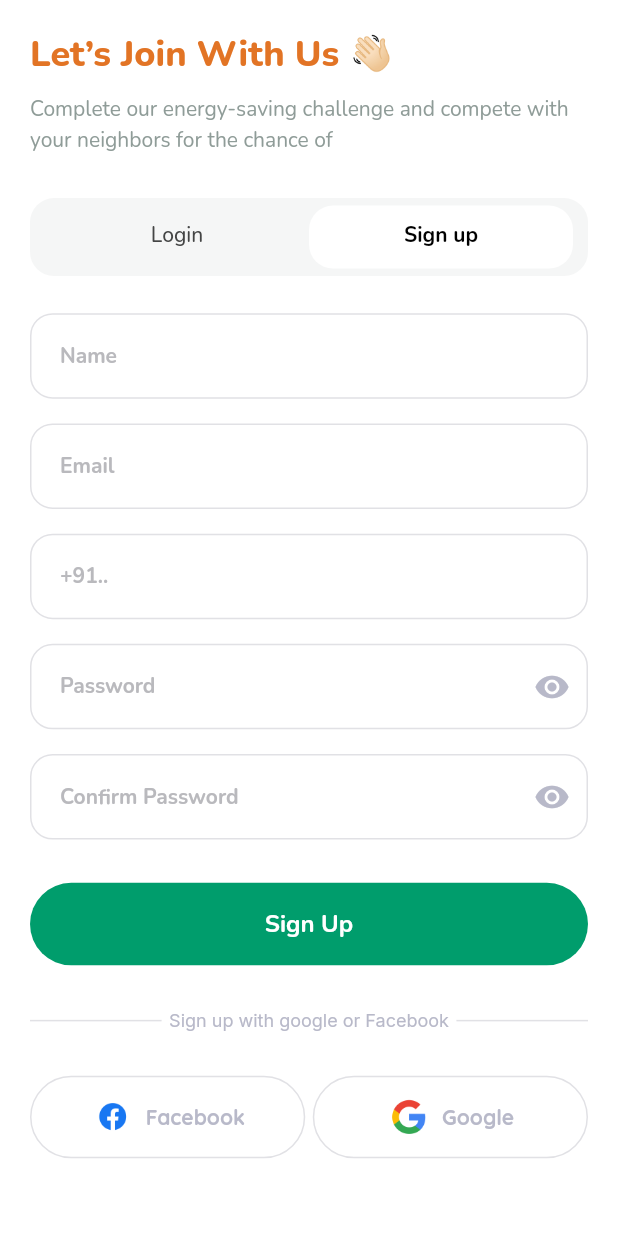
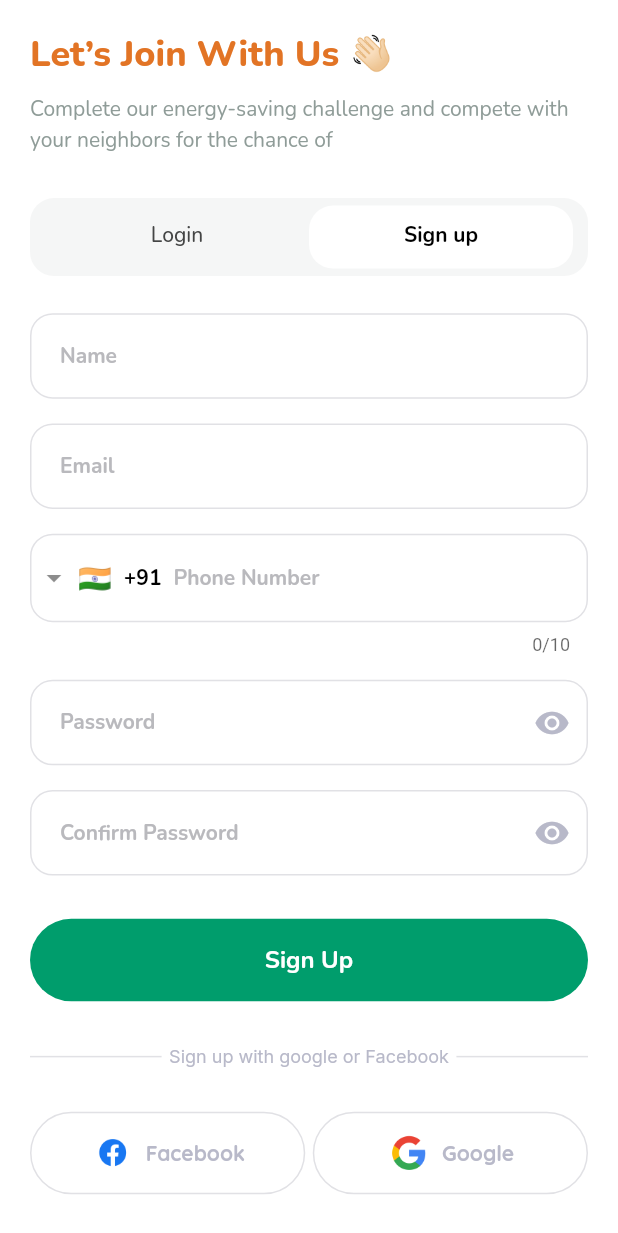
Before and after one commit to genabdulrehman/coinbid, a Flutter app: the screen it shows after launch, after a tap on "Sign up", on a phone screen of 412 x 824 dp. Shown: the top 1233 px of the screen. Run offline on Flutter 3.47's test engine with Material 2 defaults, Android fonts, the phone set to English and light mode, and no system bars; drawn by our look-alikes of intl_phone_field; our stand-ins replace carousel_slider, cloud_firestore, email_validator, firebase_auth, firebase_core, firebase_storage and 9 more; missing offline and left inert: twilio_phone_verify; accounts and stored records are empty; network calls fail.

Commit message:
new updated 24 august

```diff
--- a/lib/Controllers/user_controller.dart
+++ b/lib/Controllers/user_controller.dart
@@ -72,6 +72,7 @@ class UserController extends GetxController {
               "name": userModel.name,
               "email": userModel.email,
               "password": userModel.password,
+              "contact" : userModel.phoneNo,
               "verified": true
             },
             context)
--- a/lib/Models/subscription_model.dart
+++ b/lib/Models/subscription_model.dart
@@ -28,7 +28,7 @@ class Packages {
   String? sId;
   String? title;
   int? price;
-  String? expireDate;
+  int? expireDate;
   int? banners;
   int? coins;
   bool? isRecommended;
@@ -51,7 +51,7 @@ class Packages {
   Packages.fromJson(Map<String, dynamic> json) {
     sId = json['_id'];
     title = json['title'];
-    price = json['price'];
+    price = json['price'] ?? 200;
     coins = json['coins'];
     isRecommended = json['recommended'];
     expireDate = json['expire_date'];
--- a/lib/screens/signup/signup_page.dart
+++ b/lib/screens/signup/signup_page.dart
@@ -1,21 +1,14 @@
 import 'package:coinbid/Models/UserModel.dart';
 import 'package:coinbid/constant/colors.dart';
 import 'package:coinbid/constant/constant.dart';
-import 'package:coinbid/screens/signup/login_screen.dart';
-import 'package:coinbid/screens/signup/otp_verification.dart';
-import 'package:coinbid/screens/signup/otp_verification_code.dart';
 import 'package:email_validator/email_validator.dart';
 import 'package:flutter/material.dart';
-import 'package:get/get.dart';
 import 'package:google_fonts/google_fonts.dart';
-import 'package:twilio_phone_verify/twilio_phone_verify.dart';
-
-import '../../Controllers/page_controller.dart';
+import 'package:intl_phone_field/intl_phone_field.dart';
 import '../../widgets/customButton.dart';
 import '../../widgets/custom_button_icon.dart';
 import '../../widgets/custom_textfield.dart';
-import '../../widgets/error_dialogue.dart';
-import 'login_page.dart';
+
 
 class SignUpPage extends StatefulWidget {
   const SignUpPage({Key? key}) : super(key: key);
@@ -30,12 +23,9 @@ class _SignUpPageState extends State<SignUpPage> {
   final TextEditingController _confirmPasswordTextEditController = TextEditingController();
   final TextEditingController _phoneNumberTextEditController = TextEditingController();
   final TextEditingController _passwordTextEditController = TextEditingController();
+  bool active = false;
+  String phoneNo = '';
 
-   final TwilioPhoneVerify _twilioPhoneVerify = TwilioPhoneVerify(
-  accountSid: 'AC51ff97ecacf05e992f25df3699aa34be', // replace with Account SID
-  authToken: 'e0f7d481f847c74b6dc5a8a43073ad0f',  // replace with Auth Token
-  serviceSid: 'VA1b8f6a2f3b89045812d191de8638b55c' // replace with Service SID
-  );
 
   @override
   void initState() {
@@ -108,22 +98,75 @@ class _SignUpPageState extends State<SignUpPage> {
                       },
                       hintText: "Email"),
                   SizedBox(height: h*0.020,),
-                  CustomTextField(
-                    textInputType: TextInputType.phone,
-                      controller: _phoneNumberTextEditController,
-                      label: 'Mobile No',
-                      validator: (value) {
-                        String pattern = r'(^(?:[+0]9)?[0-9]{10,12}$)';
-                        RegExp regExp = RegExp(pattern);
-                        if (value.length == 0) {
-                          return 'Please enter mobile number';
-                        }
-                        else if (!regExp.hasMatch(value)) {
-                          return 'Please enter valid mobile number';
-                        }
-                        return null;
-                      },
-                      hintText: "+91.."),
+                  IntlPhoneField(
+                    style: GoogleFonts.nunito(
+                        fontSize: 14,
+                        fontWeight: FontWeight.w700,
+                        color: Colors.black
+                    ),
+                    dropdownTextStyle: GoogleFonts.nunito(
+                        fontSize: 14,
+                        fontWeight: FontWeight.w700,
+                        color: Colors.black
+                    ),
+                    onTap: (){
+                      setState(() {
+                        active = true;
+                      });
+                    },
+                    decoration: InputDecoration(
+                     // labelText: 'Phone Number',
+                      label: active == true ? Text('Phone Number' , style: GoogleFonts.nunito(
+                        fontSize: 12,
+                        fontWeight: FontWeight.w700,
+                        color: kPrimaryColor
+                    ),):null,
+                      labelStyle: GoogleFonts.nunito(
+                        fontSize: 12,
+                        fontWeight: FontWeight.w700,
+                        color: kPrimaryColor
+                    ),
+                      hintStyle: GoogleFonts.nunito(
+                          fontSize: 14,
+                          fontWeight: FontWeight.w700,
+                          color: const Color(0xffB9B9BD)
+                      ),
+                      hintText: 'Phone Number',
+                      border: OutlineInputBorder(
+                        borderRadius: BorderRadius.circular(15),
+                        borderSide: const BorderSide(color: Color(0xffE1E1E5), width: 1.0),
+                      ),
+                      enabledBorder: OutlineInputBorder(
+                        borderRadius: BorderRadius.circular(15),
+                        borderSide: const BorderSide(color: Color(0xffE1E1E5), width: 1.0),
+                      ),
+                      focusedBorder: OutlineInputBorder(
+                        borderSide: const BorderSide(color: kPrimaryColor, width: 2.0),
+                        borderRadius: BorderRadius.circular(15),
+                      ),
+                    ),
+                    initialCountryCode: 'IN',
+                    onChanged: (phone) {
+                      print(phone.completeNumber);
+                      phoneNo = phone.completeNumber;
+                    },
+                  ),
+                  // CustomTextField(
+                  //   textInputType: TextInputType.phone,
+                  //     controller: _phoneNumberTextEditController,
+                  //     label: 'Mobile No',
+                  //     validator: (value) {
+                  //       String pattern = r'(^(?:[+0]9)?[0-9]{10,12}$)';
+                  //       RegExp regExp = RegExp(pattern);
+                  //       if (value.length == 0) {
+                  //         return 'Please enter mobile number';
+                  //       }
+                  //       else if (!regExp.hasMatch(value)) {
+                  //         return 'Please enter valid mobile number';
+                  //       }
+                  //       return null;
+                  //     },
+                  //     hintText: "+91.."),
                   SizedBox(height: h*0.020,),
                   CustomTextField(
                     controller: _passwordTextEditController,
@@ -179,10 +222,11 @@ class _SignUpPageState extends State<SignUpPage> {
           CustomButton(title: 'Sign Up',
             clickFuction: () async{
               if(_formKey.currentState!.validate()){
+                print(phoneNo);
                 UserModel userModel = UserModel(
                     name: _nameTextEditController.text,
                     password: _passwordTextEditController.text,
-                    phoneNo: _phoneNumberTextEditController.text,
+                    phoneNo: phoneNo,
                     email: _emailTextEditController.text
                 );
                //  userController.verifyPhoneNumber(_phoneNumberTextEditController.text,context,userModel);
@@ -231,8 +275,8 @@ class _SignUpPageState extends State<SignUpPage> {
               ),
 
             ],
-          )
-
+          ),
+          SizedBox(height: h*0.020,),
         ],
       ),
     );
--- a/pubspec.yaml
+++ b/pubspec.yaml
@@ -52,7 +52,7 @@ dependencies:
   provider: ^6.0.3
   intl: ^0.17.0
   hexcolor: ^2.0.7
-  intl_phone_number_input: ^0.7.0+2
+  intl_phone_field: ^3.1.0
 
 dev_dependencies:
   flutter_test:
```
Also changed, not shown: lib/Controllers/getSubsciption_controller.dart (+4 -8 lines), lib/screens/dashboard/Subscription/subscription_screen.dart (+4 -8 lines), lib/screens/dashboard/home/widgets/carosel_slider.dart (+66 -67 lines), lib/screens/dashboard/home/widgets/google_ads_slider.dart (+50 -28 lines), pubspec.lock.
